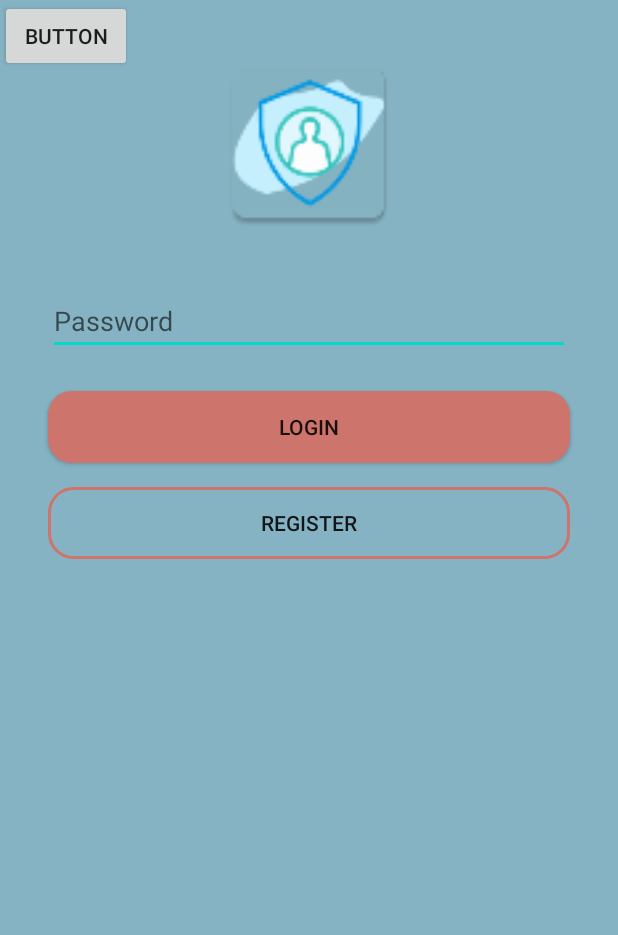
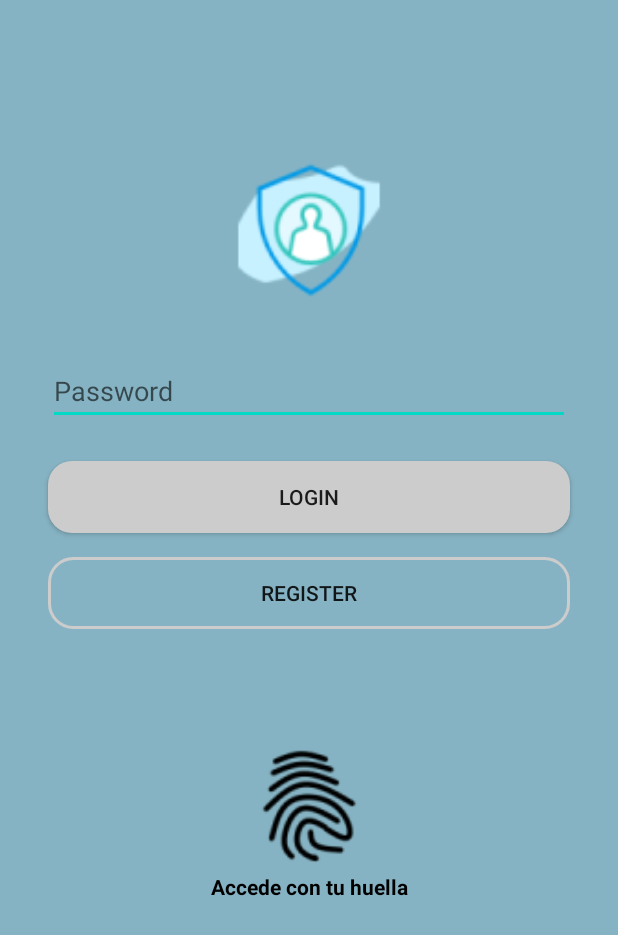
Before and after one commit to cudi08/Wallet, an Android app: the screen it shows after launch (MainActivity), on a phone screen of 412 x 824 dp. Shown: the top 935 px of the screen. Run offline under Robolectric (Android 15) with nearby library versions, the phone set to English and light mode, and no system bars.

Commit message:
Commit seguiment

```diff
--- a/app/src/main/res/drawable/button_rounded.xml
+++ b/app/src/main/res/drawable/button_rounded.xml
@@ -1,5 +1,5 @@
 <?xml version="1.0" encoding="utf-8"?>
 <shape xmlns:android="http://schemas.android.com/apk/res/android">
     <corners android:radius="16dp" />
-    <solid android:color="#cd746c" />
+    <solid android:color="#cccccc" />
 </shape>
--- a/app/src/main/res/drawable/button_rounded_border.xml
+++ b/app/src/main/res/drawable/button_rounded_border.xml
@@ -3,6 +3,6 @@
     <corners android:radius="16dp" />
     <stroke
         android:width="2dp"
-        android:color="#cd746c"
+        android:color="#cccccc"
         />
 </shape>
--- a/app/src/main/res/layout/activity_main.xml
+++ b/app/src/main/res/layout/activity_main.xml
@@ -29,9 +29,9 @@
         android:layout_marginTop="32dp"
         android:layout_marginEnd="32dp"
         android:ems="10"
-        android:outlineAmbientShadowColor="#e67b71"
         android:hint="Password"
         android:inputType="textPassword"
+        android:outlineAmbientShadowColor="#e67b71"
         app:layout_constraintEnd_toEndOf="parent"
         app:layout_constraintStart_toStartOf="parent"
         app:layout_constraintTop_toBottomOf="@+id/imageView" />
@@ -51,20 +51,33 @@
 
     <ImageView
         android:id="@+id/imageView"
-        android:layout_width="151dp"
-        android:layout_height="127dp"
-        android:layout_marginTop="32dp"
+        android:layout_width="156dp"
+        android:layout_height="106dp"
+        android:layout_marginTop="100dp"
         app:layout_constraintEnd_toEndOf="parent"
         app:layout_constraintStart_toStartOf="parent"
         app:layout_constraintTop_toTopOf="parent"
-        app:srcCompat="@mipmap/ic_logo" />
+        app:srcCompat="@mipmap/ic_loguito" />
 
-    <Button
-        android:id="@+id/button4"
+    <ImageView
+        android:id="@+id/imageView2"
+        android:layout_width="142dp"
+        android:layout_height="88dp"
+        android:layout_marginTop="74dp"
+        app:layout_constraintEnd_toEndOf="parent"
+        app:layout_constraintStart_toStartOf="parent"
+        app:layout_constraintTop_toBottomOf="@+id/button2"
+        app:srcCompat="@mipmap/ic_huella" />
+
+    <TextView
+        android:id="@+id/textView"
         android:layout_width="wrap_content"
         android:layout_height="wrap_content"
-        android:text="Button"
-        tools:layout_editor_absoluteX="167dp"
-        tools:layout_editor_absoluteY="474dp" />
+        android:text="Accede con tu huella"
+        android:textColor="@color/black"
+        android:textStyle="bold"
+        app:layout_constraintEnd_toEndOf="parent"
+        app:layout_constraintStart_toStartOf="parent"
+        app:layout_constraintTop_toBottomOf="@+id/imageView2" />
 
 </androidx.constraintlayout.widget.ConstraintLayout>
--- a/app/src/main/res/layout/fragment_credentials.xml
+++ b/app/src/main/res/layout/fragment_credentials.xml
@@ -1,5 +1,6 @@
 <?xml version="1.0" encoding="utf-8"?>
-<FrameLayout xmlns:android="http://schemas.android.com/apk/res/android"
+<androidx.constraintlayout.widget.ConstraintLayout xmlns:android="http://schemas.android.com/apk/res/android"
+    xmlns:app="http://schemas.android.com/apk/res-auto"
     xmlns:tools="http://schemas.android.com/tools"
     android:layout_width="match_parent"
     android:layout_height="match_parent"
@@ -15,4 +16,4 @@
         android:textColor="@color/black"
         android:gravity="center"/>
 
-</FrameLayout>
+</androidx.constraintlayout.widget.ConstraintLayout>
--- a/app/src/main/res/layout/fragment_pending.xml
+++ b/app/src/main/res/layout/fragment_pending.xml
@@ -1,5 +1,6 @@
 <?xml version="1.0" encoding="utf-8"?>
 <androidx.constraintlayout.widget.ConstraintLayout xmlns:android="http://schemas.android.com/apk/res/android"
+    xmlns:app="http://schemas.android.com/apk/res-auto"
     xmlns:tools="http://schemas.android.com/tools"
     android:layout_width="match_parent"
     android:layout_height="match_parent"
```
Also changed, not shown: app/src/main/res/mipmap-hdpi/ic_huella.png (added), app/src/main/res/mipmap-hdpi/ic_loguito.png (added), app/src/main/res/mipmap-mdpi/ic_huella.png (added), app/src/main/res/mipmap-mdpi/ic_loguito.png (added), app/src/main/res/mipmap-xhdpi/ic_huella.png (added), app/src/main/res/mipmap-xhdpi/ic_loguito.png (added), app/src/main/res/mipmap-xxhdpi/ic_huella.png (added), app/src/main/res/mipmap-xxhdpi/ic_loguito.png (added), app/src/main/res/mipmap-xxxhdpi/ic_huella.png (added), app/src/main/res/mipmap-xxxhdpi/ic_loguito.png (added).
